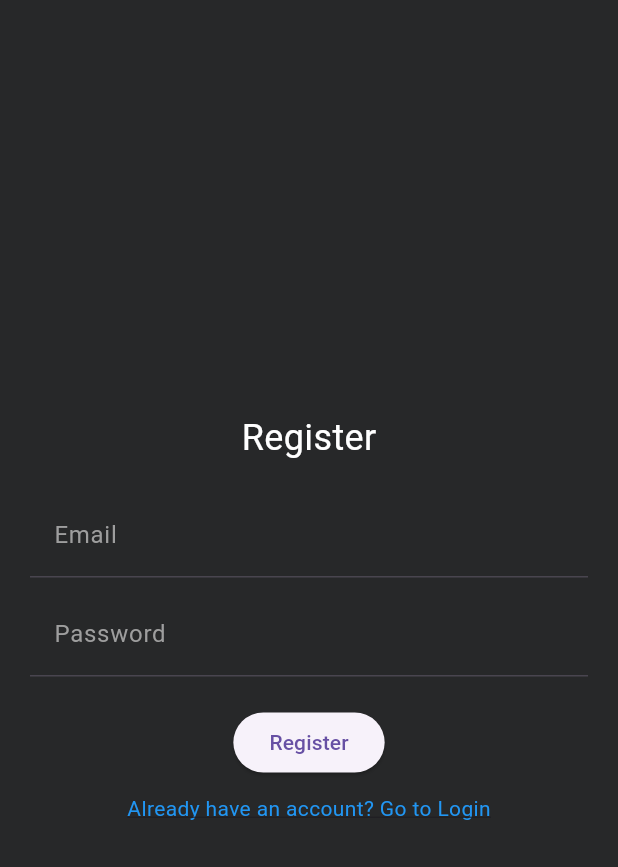
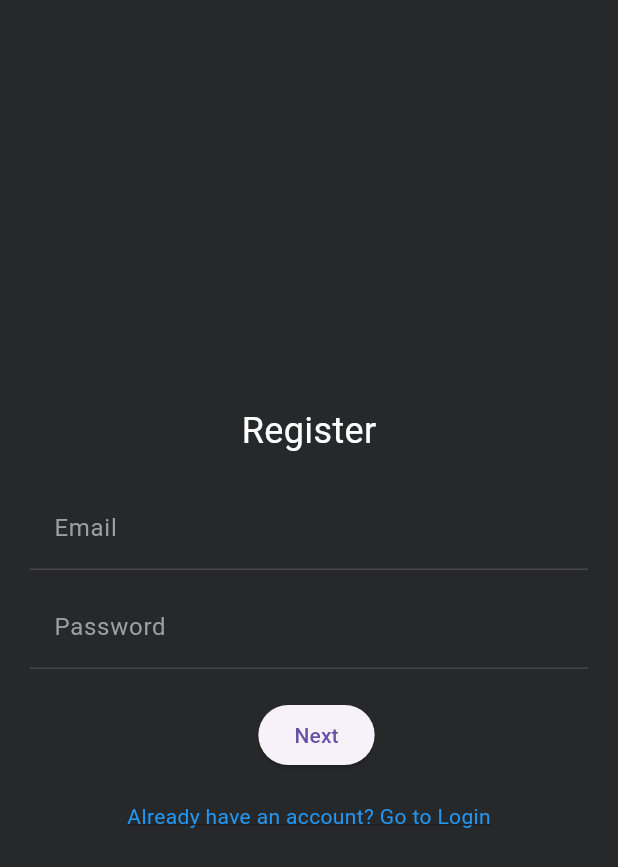
Before and after one commit to GeorgeXDD/QR-Scan-App, a Flutter app: the RegisterPage screen opened directly, on a phone screen of 412 x 824 dp. Shown: the top 867 px of the screen. Run offline on Flutter 3.47's test engine with Material 3 defaults, Android fonts, the phone set to English and light mode, and no system bars; our stand-ins replace cloud_firestore, firebase_auth, firebase_core; missing offline and left inert: flutter_barcode_scanner; accounts and stored records are empty; network calls fail; key blocks and very long unbroken strings in the code were emptied for the run.

Commit message:
Implemented step by step register and stylized the favorites page

```diff
--- a/lib/auth/auth_service.dart
+++ b/lib/auth/auth_service.dart
@@ -3,7 +3,6 @@ import 'package:firebase_auth/firebase_auth.dart';
 class AuthService {
   final FirebaseAuth _auth = FirebaseAuth.instance;
 
-  // Sign in with email & password
   Future<User?> signInWithEmailAndPassword(
       String email, String password) async {
     try {
@@ -16,7 +15,6 @@ class AuthService {
     }
   }
 
-  // Register with email & password
   Future<User?> registerWithEmailAndPassword(
       String email, String password) async {
     try {
@@ -29,7 +27,6 @@ class AuthService {
     }
   }
 
-  // Sign out
   Future<void> signOut() async {
     await _auth.signOut();
   }
--- a/lib/auth/register.dart
+++ b/lib/auth/register.dart
@@ -1,75 +1,148 @@
 import 'package:flutter/material.dart';
-import 'package:qr_app/auth/login.dart';
-import 'auth_controller.dart';
+import 'package:firebase_auth/firebase_auth.dart';
+import 'package:cloud_firestore/cloud_firestore.dart';
 
-class RegisterPage extends StatelessWidget {
-  final AuthController _authController = AuthController();
+class RegisterPage extends StatefulWidget {
+  @override
+  _RegisterPageState createState() => _RegisterPageState();
+}
 
-  final TextEditingController _emailController = TextEditingController();
-  final TextEditingController _passwordController = TextEditingController();
+class _RegisterPageState extends State<RegisterPage> {
+  final _auth = FirebaseAuth.instance;
+  final _emailController = TextEditingController();
+  final _passwordController = TextEditingController();
+  final _usernameController = TextEditingController();
+  final _firstNameController = TextEditingController();
+  final _lastNameController = TextEditingController();
+  final _descriptionController = TextEditingController();
+  int _currentStep = 0;
 
-  @override
-  Widget build(BuildContext context) {
-    return Scaffold(
-      backgroundColor: Color(0xFF272829),
-      body: Center(
-        child: Padding(
-          padding: EdgeInsets.all(20.0),
-          child: Column(
-            mainAxisAlignment: MainAxisAlignment.center,
-            children: <Widget>[
-              Text(
-                'Register',
-                style: TextStyle(
-                  color: Colors.white,
-                  fontSize: 24.0,
-                ),
-              ),
-              SizedBox(height: 20),
+  List<Widget> get _steps => [
+        _emailPasswordStep(),
+        _nameStep(),
+        _usernameStep(),
+        _descriptionStep(),
+      ];
+
+  Widget _emailPasswordStep() => Column(
+        children: [
+          _buildTextField(_emailController, 'Email'),
+          SizedBox(height: 10),
+          _buildTextField(_passwordController, 'Password', isPassword: true),
+        ],
+      );
+
+  Widget _usernameStep() => _buildTextField(_usernameController, 'Username');
+
+  Widget _nameStep() => Column(
+        children: [
+          _buildTextField(_firstNameController, 'First Name'),
+          SizedBox(height: 10),
+          _buildTextField(_lastNameController, 'Last Name'),
+        ],
+      );
+
+  Widget _descriptionStep() =>
+      _buildTextField(_descriptionController, 'Description');
+
+  Widget _buildTextField(TextEditingController controller, String label,
+          {bool isPassword = false}) =>
       TextField(
-                controller: _emailController,
+        controller: controller,
         style: TextStyle(color: Colors.white),
         decoration: InputDecoration(
-                  labelText: 'Email',
+          labelText: label,
           labelStyle: TextStyle(color: Colors.grey),
           filled: true,
           fillColor: Color(0xFF272829),
         ),
-              ),
-              SizedBox(height: 10),
-              TextField(
-                controller: _passwordController,
-                style: TextStyle(color: Colors.white),
-                decoration: InputDecoration(
-                  labelText: 'Password',
-                  labelStyle: TextStyle(color: Colors.grey),
-                  filled: true,
-                  fillColor: Color(0xFF272829),
-                ),
-                obscureText: true,
-              ),
-              SizedBox(height: 20),
-              ElevatedButton(
-                child: Text('Register'),
-                onPressed: () async {
-                  bool registered = await _authController.handleSignUp(
-                    _emailController.text,
-                    _passwordController.text,
+        obscureText: isPassword,
       );
-                  if (registered) {
+
+  void _goBack() => setState(() => _currentStep--);
+
+  void _goForward() {
+    String? validationMessage;
+    switch (_currentStep) {
+      case 0:
+        if (!_emailController.text.contains('@')) {
+          validationMessage = "Email must contain '@'.";
+        } else if (_passwordController.text.length < 6 ||
+            !_passwordController.text.contains(RegExp(r'[A-Z]')) ||
+            !_passwordController.text.contains(RegExp(r'[0-9]'))) {
+          validationMessage =
+              "Password must be at least 6 characters, include an upper case letter and a digit.";
+        }
+        break;
+      case 1:
+        if (_firstNameController.text.trim().isEmpty ||
+            _lastNameController.text.trim().isEmpty) {
+          validationMessage = "First name and last name cannot be empty.";
+        }
+        break;
+      case 2:
+        if (_usernameController.text.length < 6) {
+          validationMessage = "Username must be at least 6 characters.";
+        }
+        break;
+      case 3:
+        break;
+    }
+
+    if (validationMessage != null) {
+      ScaffoldMessenger.of(context).showSnackBar(
+        SnackBar(content: Text(validationMessage)),
+      );
+      return;
+    }
+
+    if (_currentStep < _steps.length - 1) {
+      setState(() => _currentStep++);
+    } else {
+      _register();
+    }
+  }
+
+  Future<void> _register() async {
+    try {
+      final userCredential = await _auth.createUserWithEmailAndPassword(
+        email: _emailController.text.trim(),
+        password: _passwordController.text.trim(),
+      );
+      final user = userCredential.user;
+      if (user != null) {
+        await FirebaseFirestore.instance
+            .collection('users')
+            .doc(user.uid)
+            .collection('userProfile')
+            .doc(user.uid)
+            .set({
+          'username': _usernameController.text.trim(),
+          'firstName': _firstNameController.text.trim(),
+          'lastName': _lastNameController.text.trim(),
+          'description': _descriptionController.text.trim(),
+        });
         Navigator.pushReplacementNamed(context, '/home');
+      }
+    } catch (e) {
+      print("Error during registration: $e");
+    }
+  }
+
+  String _getNextButtonText() {
+    if (_currentStep < _steps.length - 1) {
+      return 'Next';
     } else {
-                    // Show error message
+      return 'Register';
     }
-                },
-              ),
-              SizedBox(height: 10),
-              GestureDetector(
+  }
+
+  Widget _buildBottomText() {
+    switch (_currentStep) {
+      case 0:
+        return GestureDetector(
           onTap: () {
-                  Navigator.push(
-                    context,
-                    MaterialPageRoute(builder: (context) => LoginPage()),
-                  );
+            Navigator.pushReplacementNamed(context, '/login');
           },
           child: Text(
             "Already have an account? Go to Login",
@@ -78,7 +151,72 @@ class RegisterPage extends StatelessWidget {
               decoration: TextDecoration.underline,
             ),
           ),
+        );
+      case 1:
+        return Text(
+          "Let us know you!",
+          style: TextStyle(
+            color: Colors.blue,
+            decoration: TextDecoration.underline,
           ),
+        );
+      case 2:
+        return Text(
+          "Pick a name that will be visible to all users!",
+          style: TextStyle(
+            color: Colors.blue,
+            decoration: TextDecoration.underline,
+          ),
+        );
+      case 3:
+        return Text(
+          "Describe yourself as you feel!",
+          style: TextStyle(
+            color: Colors.blue,
+            decoration: TextDecoration.underline,
+          ),
+        );
+      default:
+        return SizedBox.shrink();
+    }
+  }
+
+  @override
+  Widget build(BuildContext context) {
+    return Scaffold(
+      backgroundColor: Color(0xFF272829),
+      body: Center(
+        child: SingleChildScrollView(
+          padding: EdgeInsets.all(20.0),
+          child: Column(
+            mainAxisAlignment: MainAxisAlignment.center,
+            children: <Widget>[
+              Text(
+                'Register',
+                style: TextStyle(color: Colors.white, fontSize: 24.0),
+              ),
+              SizedBox(height: 20),
+              _steps[_currentStep],
+              SizedBox(height: 20),
+              Row(
+                mainAxisAlignment: MainAxisAlignment.center,
+                children: [
+                  if (_currentStep > 0)
+                    ElevatedButton(
+                      onPressed: _goBack,
+                      child: Text('Back'),
+                    ),
+                  SizedBox(width: 10),
+                  ElevatedButton(
+                    onPressed: _currentStep < _steps.length - 1
+                        ? _goForward
+                        : _register,
+                    child: Text(_getNextButtonText()),
+                  ),
+                ],
+              ),
+              SizedBox(height: 20),
+              _buildBottomText(),
             ],
           ),
         ),
```
Also changed, not shown: lib/pages/favourites.dart (+28 -13 lines), lib/pages/history.dart (+6 -6 lines), lib/services/ebay_service.dart (+1 -1 lines). Lines whose indentation alone changed are shown as unchanged.
